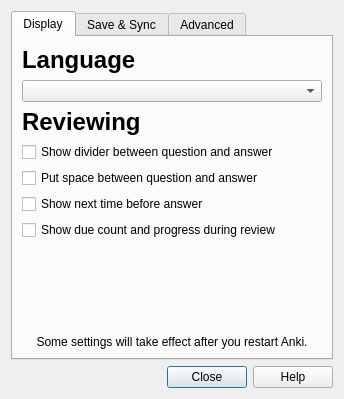
Qt form designer/preferences.ui (ankitects/anki) before a commit.
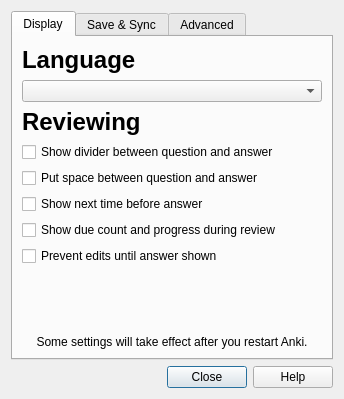
The same form after that commit.

Commit message: add option to prevent edits while question shown

```diff
--- a/designer/preferences.ui
+++ b/designer/preferences.ui
@@ -96,6 +96,13 @@
          </property>
         </widget>
        </item>
+       <item>
+        <widget class="QCheckBox" name="preventEdits" >
+         <property name="text" >
+          <string>Prevent edits until answer shown</string>
+         </property>
+        </widget>
+       </item>
        <item>
         <spacer name="verticalSpacer" >
          <property name="orientation" >
```
Left out of the diff: 1 changed line with no effect on the pictures. The commit also changes 3 other files.
